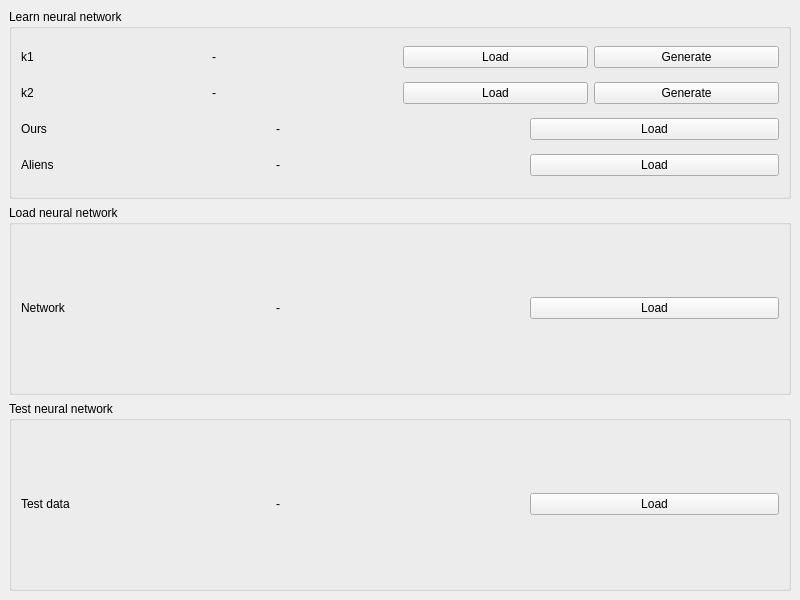
LAdG/Biometric-AccessCode, file GUI/Resource/main.ui: the form before one commit.
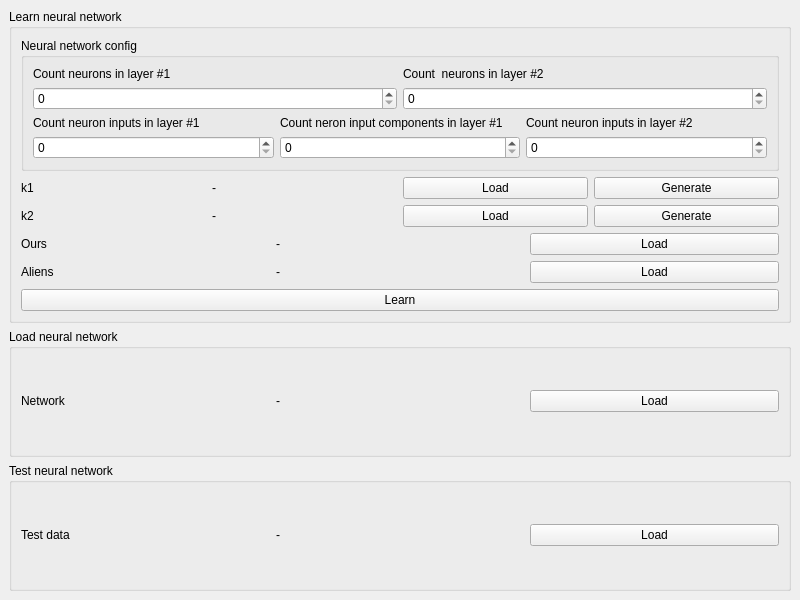
The form after the commit.

What changed in the file:
```diff
--- a/GUI/Resource/main.ui
+++ b/GUI/Resource/main.ui
@@ -21,6 +21,81 @@
        <string>Learn neural network</string>
       </property>
       <layout class="QVBoxLayout" name="verticalLayout_3">
+       <item>
+        <widget class="QGroupBox" name="config_box">
+         <property name="title">
+          <string>Neural network config</string>
+         </property>
+         <layout class="QVBoxLayout" name="verticalLayout_8">
+          <item>
+           <layout class="QHBoxLayout" name="count_neurons_label_layout">
+            <item>
+             <widget class="QLabel" name="count_neurons_l1_label">
+              <property name="text">
+               <string>Count neurons in layer #1</string>
+              </property>
+             </widget>
+            </item>
+            <item>
+             <widget class="QLabel" name="count_neurons_l2_label">
+              <property name="text">
+               <string>Count  neurons in layer #2</string>
+              </property>
+             </widget>
+            </item>
+           </layout>
+          </item>
+          <item>
+           <layout class="QHBoxLayout" name="count_neurons_layout">
+            <item>
+             <widget class="QSpinBox" name="count_neurons_l1_spinbox"/>
+            </item>
+            <item>
+             <widget class="QSpinBox" name="count_neurons_l2_spinbox"/>
+            </item>
+           </layout>
+          </item>
+          <item>
+           <layout class="QHBoxLayout" name="neurons_input_config_label_layout">
+            <item>
+             <widget class="QLabel" name="neuron_l1_count_inputs_label">
+              <property name="text">
+               <string>Count neuron inputs in layer #1</string>
+              </property>
+             </widget>
+            </item>
+            <item>
+             <widget class="QLabel" name="neuron_l1_count_input_components_label">
+              <property name="text">
+               <string>Count neron input components in layer #1</string>
+              </property>
+             </widget>
+            </item>
+            <item>
+             <widget class="QLabel" name="neuron_l2_count_inputs_label">
+              <property name="text">
+               <string>Count neuron inputs in layer #2</string>
+              </property>
+             </widget>
+            </item>
+           </layout>
+          </item>
+          <item>
+           <layout class="QHBoxLayout" name="neurons_input_config_layout">
+            <item>
+             <widget class="QSpinBox" name="neuron_l1_count_inputs_spinbox"/>
+            </item>
+            <item>
+             <widget class="QSpinBox" name="neuron_l1_count_input_components_spinbox"/>
+            </item>
+            <item>
+             <widget class="QSpinBox" name="neuron_l2_count_inputs_spinbox"/>
+            </item>
+           </layout>
+          </item>
+         </layout>
+        </widget>
+       </item>
        <item>
         <layout class="QHBoxLayout" name="k1_layout">
          <item>
@@ -135,6 +210,13 @@
          </item>
         </layout>
        </item>
+       <item>
+        <widget class="QPushButton" name="learn_btn">
+         <property name="text">
+          <string>Learn</string>
+         </property>
+        </widget>
+       </item>
       </layout>
      </widget>
     </item>
```
